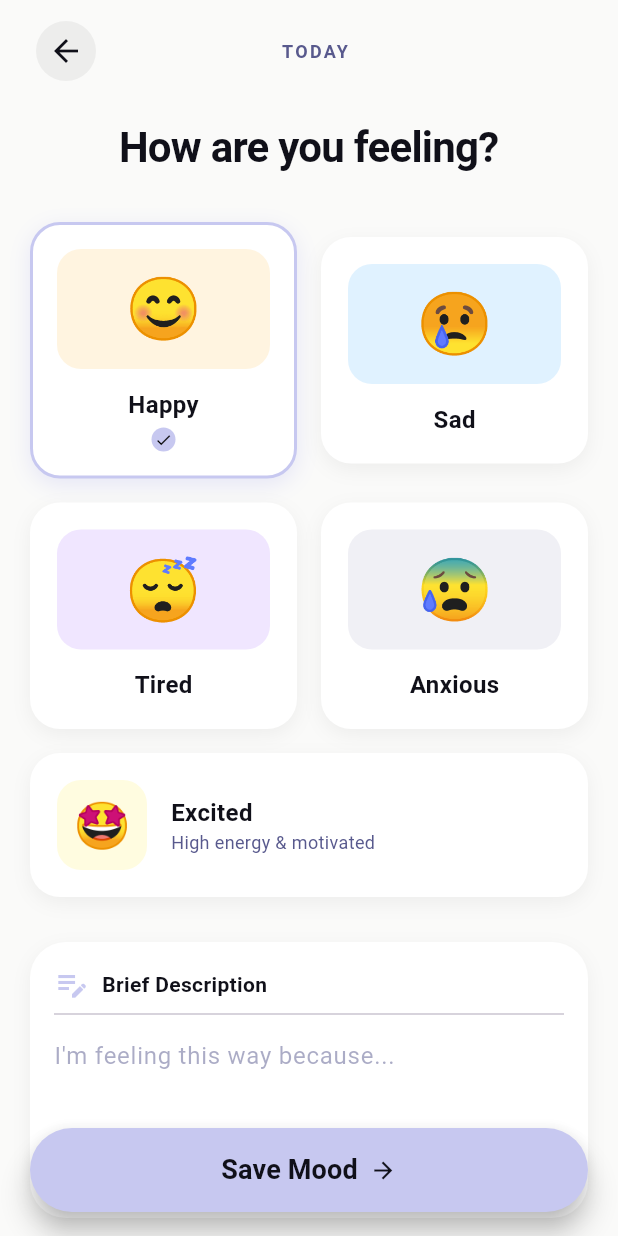
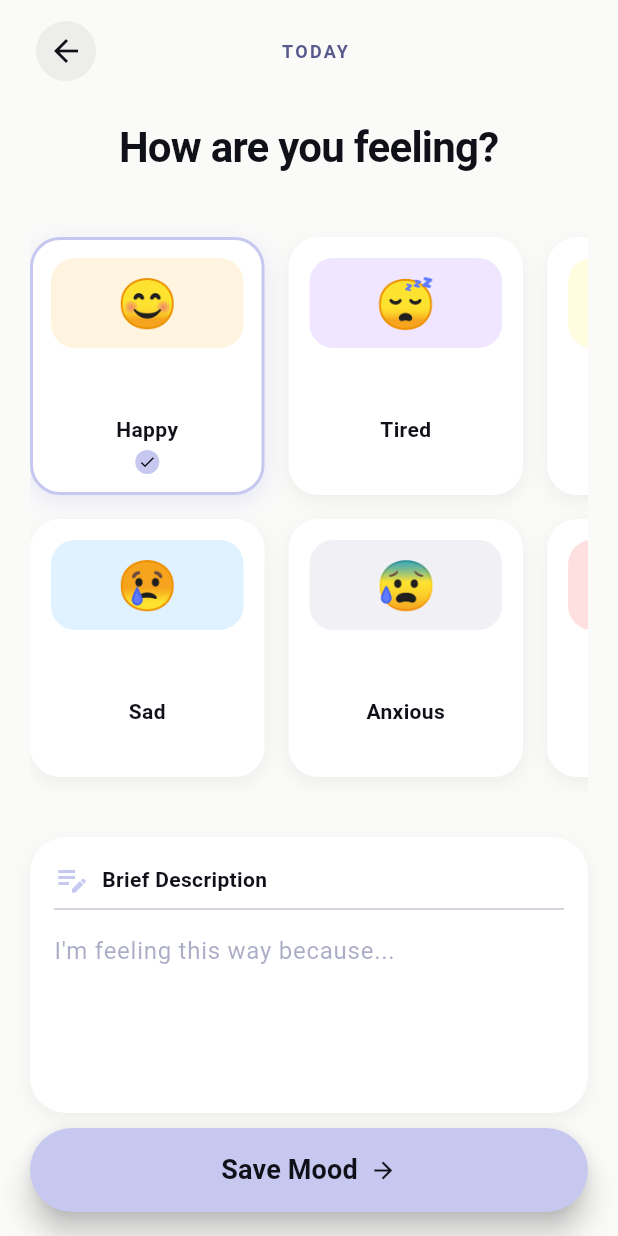
Before and after one commit to loczus887/moodJar, a Flutter app: the LogMoodScreen screen opened directly, on a phone screen of 412 x 824 dp. Run offline on Flutter 3.47's test engine with Material 3 defaults, Android fonts, the phone set to English and light mode, and no system bars; our stand-ins replace cloud_firestore, equatable, firebase_auth, firebase_core, flutter_bloc; accounts and stored records are empty; generated files the repository leaves out were written again.

Commit message:
Log_mood page fixed? let me know if it is

```diff
--- a/lib/pages/log_mood.dart
+++ b/lib/pages/log_mood.dart
@@ -30,6 +30,9 @@ class _LogMoodScreenState extends State<LogMoodScreen> {
     {'label': 'Tired', 'emoji': '😴', 'color': Color(0xFFF0E6FF), 'value': 2},
     {'label': 'Anxious', 'emoji': '😰', 'color': Color(0xFFF0F0F5), 'value': 3},
     {'label': 'Excited', 'emoji': '🤩', 'color': Color(0xFFFFFCE0), 'value': 4},
+    {'label': 'Grateful', 'emoji': '🥰', 'color': Color(0xFFFFE0E0), 'value': 6},
+    {'label': 'Proud', 'emoji': '😁', 'color': Color(0xFFE0FFF4), 'value': 7},
+    {'label': 'Angry', 'emoji': '😡', 'color': Color(0xFFFFE0E0), 'value': 8},
   ];
 
   @override
@@ -195,34 +198,30 @@ class _LogMoodScreenState extends State<LogMoodScreen> {
     );
   }
 
+  // Nova Grelha com Scroll Horizontal
   Widget _buildMoodGrid() {
-    return Column(
-      children: [
-        // Row 1: Happy & Sad
-        Row(
-          children: [
-            Expanded(child: _buildMoodCard(0)),
-            const SizedBox(width: 16),
-            Expanded(child: _buildMoodCard(1)),
-          ],
+    // SizedBox define a altura da área de scroll.
+    // 380px é suficiente para caber 2 linhas de cartões + espaços
+    return SizedBox(
+      height: 380,
+      child: GridView.builder(
+        scrollDirection: Axis.horizontal, // Faz o scroll para a direita
+        padding: const EdgeInsets.symmetric(vertical: 10), // Espaço em cima e em baixo para a sombra não cortar
+        itemCount: _moods.length,
+        gridDelegate: const SliverGridDelegateWithFixedCrossAxisCount(
+          crossAxisCount: 2, // 2 Linhas
+          mainAxisSpacing: 16, // Espaço entre colunas (horizontal)
+          crossAxisSpacing: 16, // Espaço entre linhas (vertical)
+          childAspectRatio: 1.1, // Controla a "magreza" do cartão (Altura vs Largura)
         ),
-        const SizedBox(height: 16),
-        // Row 2: Tired & Anxious
-        Row(
-          children: [
-            Expanded(child: _buildMoodCard(2)),
-            const SizedBox(width: 16),
-            Expanded(child: _buildMoodCard(3)),
-          ],
-        ),
-        const SizedBox(height: 16),
-        // Row 3: Excited (Full width)
-        _buildWideMoodCard(4),
-      ],
+        itemBuilder: (context, index) {
+          return _buildMoodCard(index);
+        },
+      ),
     );
   }
 
-  // Square Card (Happy, Sad, etc)
+  // O Design do Cartão (Simplificado para funcionar na grelha)
   Widget _buildMoodCard(int index) {
     final bool isSelected = _selectedMoodIndex == index;
     final mood = _moods[index];
@@ -231,7 +230,7 @@ class _LogMoodScreenState extends State<LogMoodScreen> {
       onTap: () => setState(() => _selectedMoodIndex = index),
       child: AnimatedContainer(
         duration: const Duration(milliseconds: 200),
-        padding: const EdgeInsets.all(16),
+        padding: const EdgeInsets.all(12),
         decoration: BoxDecoration(
           color: _surfaceColor,
           borderRadius: BorderRadius.circular(20),
@@ -248,103 +247,39 @@ class _LogMoodScreenState extends State<LogMoodScreen> {
           ],
         ),
         child: Column(
+          mainAxisAlignment: MainAxisAlignment.center,
           children: [
             Container(
-              height: 80,
+              height: 60, // Ajustei o tamanho para caber bem na grelha horizontal
               width: double.infinity,
               decoration: BoxDecoration(
                 color: mood['color'],
                 borderRadius: BorderRadius.circular(16),
               ),
               child: Center(
-                // If you have images in assets use: Image.asset('assets/${mood['label']}.png')
-                child: Text(mood['emoji'], style: const TextStyle(fontSize: 40)),
+                child: Text(mood['emoji'], style: const TextStyle(fontSize: 32)),
               ),
             ),
-            const SizedBox(height: 12),
+            const Spacer(),
             Text(
               mood['label'],
-              style: TextStyle(color: _textMain, fontWeight: FontWeight.bold, fontSize: 16),
+              style: TextStyle(color: _textMain, fontWeight: FontWeight.bold, fontSize: 14),
+              textAlign: TextAlign.center,
             ),
+            const SizedBox(height: 4),
             if (isSelected)
               Container(
-                margin: const EdgeInsets.only(top: 4),
                 padding: const EdgeInsets.all(2),
                 decoration: BoxDecoration(color: _primaryColor, shape: BoxShape.circle),
                 child: const Icon(Icons.check, size: 12, color: Colors.black),
               )
+            else
+              const SizedBox(height: 16) // Espaço vazio para manter alinhamento
           ],
         ),
       ),
     );
   }
-
-  // Wide Card (Excited)
-  Widget _buildWideMoodCard(int index) {
-    final bool isSelected = _selectedMoodIndex == index;
-    final mood = _moods[index];
-
-    return GestureDetector(
-      onTap: () => setState(() => _selectedMoodIndex = index),
-      child: AnimatedContainer(
-        duration: const Duration(milliseconds: 200),
-        padding: const EdgeInsets.all(16),
-        decoration: BoxDecoration(
-          color: _surfaceColor,
-          borderRadius: BorderRadius.circular(20),
-          border: Border.all(
-            color: isSelected ? _primaryColor : Colors.transparent,
-            width: 2,
-          ),
-          boxShadow: [
-            BoxShadow(
-              color: Colors.black.withOpacity(0.05),
-              blurRadius: 10,
-              offset: const Offset(0, 4),
-            ),
-          ],
-        ),
-        child: Row(
-          children: [
-            Container(
-              height: 60,
-              width: 60,
-              decoration: BoxDecoration(
-                color: mood['color'],
-                borderRadius: BorderRadius.circular(16),
-              ),
-              child: Center(
-                child: Text(mood['emoji'], style: const TextStyle(fontSize: 30)),
-              ),
-            ),
-            const SizedBox(width: 16),
-            Expanded(
-              child: Column(
-                crossAxisAlignment: CrossAxisAlignment.start,
-                children: [
-                  Text(
-                    mood['label'],
-                    style: TextStyle(color: _textMain, fontWeight: FontWeight.bold, fontSize: 16),
-                  ),
-                  Text(
-                    'High energy & motivated', // You can add subtitles to the _moods map if you want it dynamic
-                    style: TextStyle(color: _textMuted, fontSize: 12),
-                  ),
-                ],
-              ),
-            ),
-            if (isSelected)
-              Container(
-                padding: const EdgeInsets.all(4),
-                decoration: BoxDecoration(color: _primaryColor, shape: BoxShape.circle),
-                child: const Icon(Icons.check, size: 14, color: Colors.black),
-              ),
-          ],
-        ),
-      ),
-    );
-  }
-
   // Text Input
   Widget _buildJournalInput() {
     return Container(
--- a/lib/pages/profile_screen.dart
+++ b/lib/pages/profile_screen.dart
@@ -392,7 +392,7 @@ class ProfileScreen extends StatelessWidget {
     return Switch(
       value: value,
       onChanged: (val) {},
-      activeColor: const Color(0xFFB39DDB),
+      activeThumbColor: const Color(0xFFB39DDB),
       activeTrackColor: const Color(0xFFB39DDB).withOpacity(0.3),
       inactiveThumbColor: Colors.grey[300],
       inactiveTrackColor: Colors.grey[200],
```
